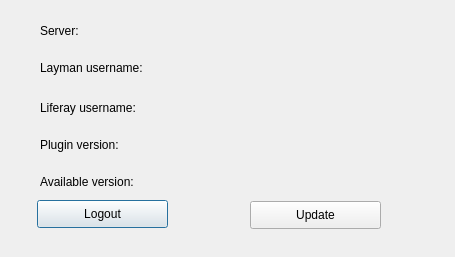
This is dlg_userInfo.ui in LESPROJEKT/qgis-layman-plugin as Qt 5 draws it before an edit. The edited form follows.
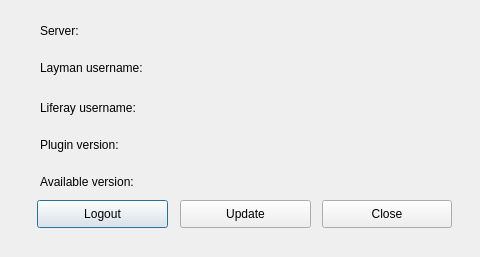
This is the edited form.

The edit to the form file:
```diff
--- a/dlg_userInfo.ui
+++ b/dlg_userInfo.ui
@@ -9,19 +9,19 @@
    <rect>
     <x>0</x>
     <y>0</y>
-    <width>455</width>
+    <width>480</width>
     <height>257</height>
    </rect>
   </property>
   <property name="minimumSize">
    <size>
-    <width>455</width>
+    <width>480</width>
     <height>257</height>
    </size>
   </property>
   <property name="maximumSize">
    <size>
-    <width>455</width>
+    <width>480</width>
     <height>257</height>
    </size>
   </property>
@@ -148,8 +148,8 @@
   <widget class="QPushButton" name="pushButton_update">
    <property name="geometry">
     <rect>
-     <x>250</x>
-     <y>201</y>
+     <x>180</x>
+     <y>200</y>
      <width>131</width>
      <height>28</height>
     </rect>
@@ -184,6 +184,19 @@
     <string/>
    </property>
   </widget>
+  <widget class="QPushButton" name="pushButton_close">
+   <property name="geometry">
+    <rect>
+     <x>322</x>
+     <y>200</y>
+     <width>130</width>
+     <height>28</height>
+    </rect>
+   </property>
+   <property name="text">
+    <string>Close</string>
+   </property>
+  </widget>
  </widget>
  <resources/>
  <connections/>
```
